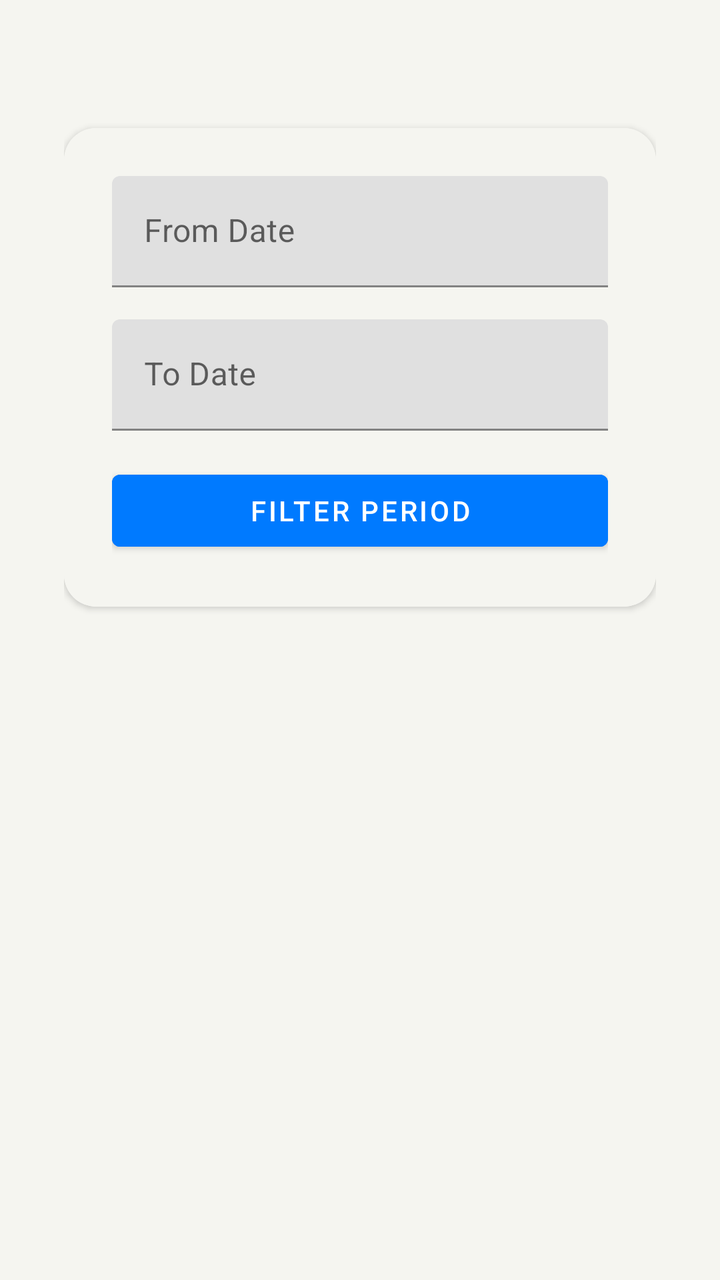
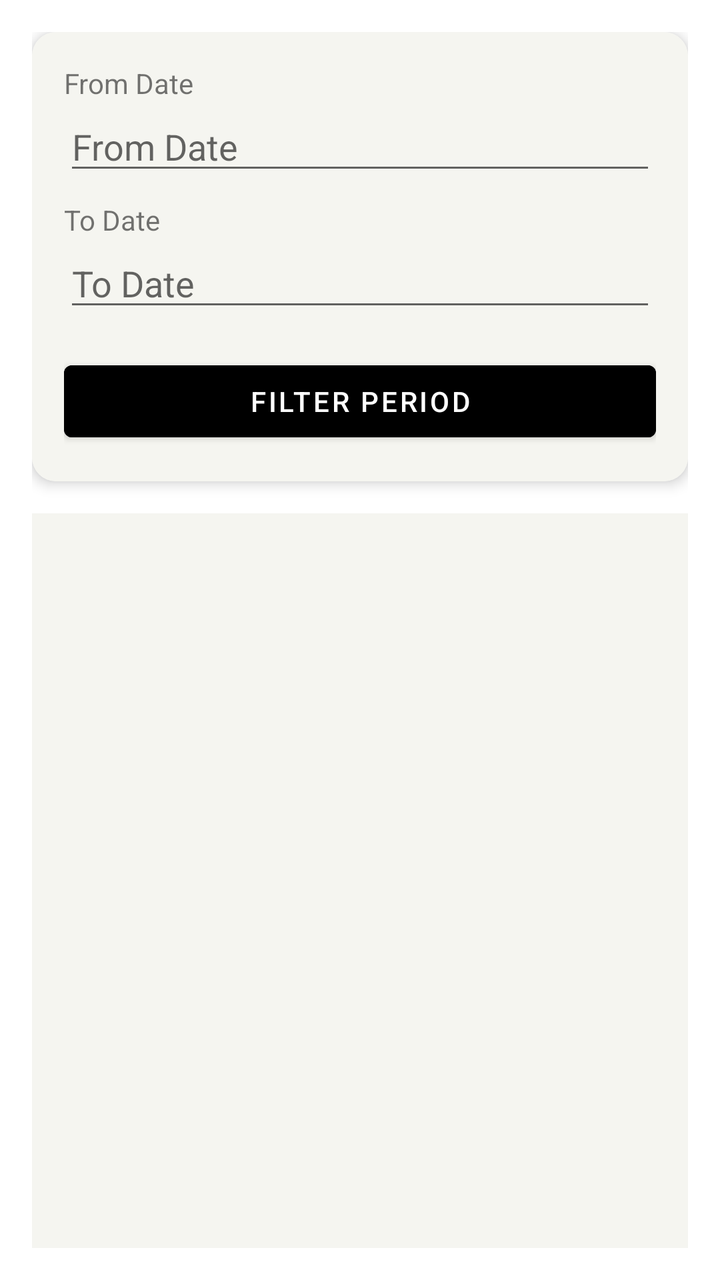

Compare the two renders of this Android layout. The source of the first and the diff that turns it into the second are given below.
<!-- AndroidManifest.xml: application theme Theme.HarmonieBudgetAppKt -->
<!-- res/layout/activity_expense_list.xml -->
<?xml version="1.0" encoding="utf-8"?>
<androidx.constraintlayout.widget.ConstraintLayout
    xmlns:android="http://schemas.android.com/apk/res/android"
    xmlns:app="http://schemas.android.com/apk/res-auto"
    android:layout_width="match_parent"
    android:layout_height="match_parent"
    android:background="#F5F5F0"
    android:padding="32dp">

    
    <androidx.cardview.widget.CardView
        android:id="@+id/card_filter"
        android:layout_width="0dp"
        android:layout_height="wrap_content"
        app:cardCornerRadius="16dp"
        app:layout_constraintTop_toTopOf="parent"
        app:layout_constraintStart_toStartOf="parent"
        app:layout_constraintEnd_toEndOf="parent"
        android:layout_marginTop="32dp">

        <LinearLayout
            android:layout_width="match_parent"
            android:layout_height="wrap_content"
            android:orientation="vertical"
            android:padding="24dp">

            
            <com.google.android.material.textfield.TextInputLayout
                android:id="@+id/til_from_date"
                android:layout_width="match_parent"
                android:layout_height="wrap_content"
                android:hint="@string/hint_from_date">
                <com.google.android.material.textfield.TextInputEditText
                    android:id="@+id/et_from_date"
                    android:layout_width="match_parent"
                    android:layout_height="wrap_content" />
            </com.google.android.material.textfield.TextInputLayout>

            
            <com.google.android.material.textfield.TextInputLayout
                android:id="@+id/til_to_date"
                android:layout_width="match_parent"
                android:layout_height="wrap_content"
                android:layout_marginTop="16dp"
                android:hint="@string/hint_to_date">
                <com.google.android.material.textfield.TextInputEditText
                    android:id="@+id/et_to_date"
                    android:layout_width="match_parent"
                    android:layout_height="wrap_content" />
            </com.google.android.material.textfield.TextInputLayout>

            
            <Button
                android:id="@+id/btn_filter"
                android:layout_width="match_parent"
                android:layout_height="wrap_content"
                android:layout_marginTop="16dp"
                android:text="@string/btn_filter"
                android:backgroundTint="#007AFF"
                android:textColor="#FFFFFF" />

        </LinearLayout>
    </androidx.cardview.widget.CardView>

    
    <androidx.recyclerview.widget.RecyclerView
        android:id="@+id/rv_expenses"
        android:layout_width="0dp"
        android:layout_height="0dp"
        app:layout_constraintTop_toBottomOf="@id/card_filter"
        app:layout_constraintBottom_toBottomOf="parent"
        app:layout_constraintStart_toStartOf="parent"
        app:layout_constraintEnd_toEndOf="parent"
        android:layout_marginTop="16dp" />

</androidx.constraintlayout.widget.ConstraintLayout>
<!-- resources referenced by this layout -->
<resources>
  <string name="btn_filter">Filter Period</string>
  <string name="hint_from_date">From Date</string>
  <string name="hint_to_date">To Date</string>
  <style name="Theme.HarmonieBudgetAppKt" parent="Theme.MaterialComponents.DayNight.NoActionBar">
          <item name="colorPrimary">#007AFF</item>
          <item name="colorPrimaryVariant">#007AFF</item>
          <item name="colorOnPrimary">#FFFFFF</item>
          <item name="colorSecondary">#34C759</item>
          <item name="colorOnSecondary">#FFFFFF</item>
          <item name="android:statusBarColor">#F5F5F0</item>
          <item name="android:windowLightStatusBar">true</item>
          <item name="android:background">#F5F5F0</item>
      </style>
</resources>

<!-- the commit's change to res/layout/activity_expense_list.xml (unified diff, before → after) -->
@@ -4,73 +4,70 @@
     xmlns:app="http://schemas.android.com/apk/res-auto"
     android:layout_width="match_parent"
     android:layout_height="match_parent"
-    android:background="#F5F5F0"
-    android:padding="32dp">
+    android:background="#FFFFFF"
+    android:padding="16dp">
 
     
-    <androidx.cardview.widget.CardView
+    <com.google.android.material.card.MaterialCardView
         android:id="@+id/card_filter"
-        android:layout_width="0dp"
+        android:layout_width="match_parent"
         android:layout_height="wrap_content"
-        app:cardCornerRadius="16dp"
+        app:cardCornerRadius="12dp"
+        app:cardElevation="4dp"
         app:layout_constraintTop_toTopOf="parent"
-        app:layout_constraintStart_toStartOf="parent"
-        app:layout_constraintEnd_toEndOf="parent"
-        android:layout_marginTop="32dp">
+        android:layout_marginBottom="16dp">
 
         <LinearLayout
             android:layout_width="match_parent"
             android:layout_height="wrap_content"
             android:orientation="vertical"
-            android:padding="24dp">
+            android:padding="16dp">
 
-            
-            <com.google.android.material.textfield.TextInputLayout
-                android:id="@+id/til_from_date"
+            <TextView
+                android:layout_width="wrap_content"
+                android:layout_height="wrap_content"
+                android:text="@string/hint_from_date"
+                android:textSize="14sp" />
+
+            <com.google.android.material.textfield.TextInputEditText
+                android:id="@+id/et_from_date"
                 android:layout_width="match_parent"
                 android:layout_height="wrap_content"
-                android:hint="@string/hint_from_date">
-                <com.google.android.material.textfield.TextInputEditText
-                    android:id="@+id/et_from_date"
-                    android:layout_width="match_parent"
-                    android:layout_height="wrap_content" />
-            </com.google.android.material.textfield.TextInputLayout>
+                android:hint="@string/hint_from_date" />
 
-            
-            <com.google.android.material.textfield.TextInputLayout
-                android:id="@+id/til_to_date"
+            <TextView
+                android:layout_width="wrap_content"
+                android:layout_height="wrap_content"
+                android:text="@string/hint_to_date"
+                android:textSize="14sp"
+                android:layout_marginTop="8dp" />
+
+            <com.google.android.material.textfield.TextInputEditText
+                android:id="@+id/et_to_date"
                 android:layout_width="match_parent"
                 android:layout_height="wrap_content"
-                android:layout_marginTop="16dp"
-                android:hint="@string/hint_to_date">
-                <com.google.android.material.textfield.TextInputEditText
-                    android:id="@+id/et_to_date"
-                    android:layout_width="match_parent"
-                    android:layout_height="wrap_content" />
-            </com.google.android.material.textfield.TextInputLayout>
+                android:hint="@string/hint_to_date" />
 
-            
             <Button
                 android:id="@+id/btn_filter"
                 android:layout_width="match_parent"
                 android:layout_height="wrap_content"
-                android:layout_marginTop="16dp"
                 android:text="@string/btn_filter"
-                android:backgroundTint="#007AFF"
-                android:textColor="#FFFFFF" />
+                android:backgroundTint="#000000"
+                android:textColor="#FFFFFF"
+                android:layout_marginTop="16dp" />
 
         </LinearLayout>
-    </androidx.cardview.widget.CardView>
+
+    </com.google.android.material.card.MaterialCardView>
 
     
     <androidx.recyclerview.widget.RecyclerView
         android:id="@+id/rv_expenses"
-        android:layout_width="0dp"
+        android:layout_width="match_parent"
         android:layout_height="0dp"
         app:layout_constraintTop_toBottomOf="@id/card_filter"
         app:layout_constraintBottom_toBottomOf="parent"
-        app:layout_constraintStart_toStartOf="parent"
-        app:layout_constraintEnd_toEndOf="parent"
         android:layout_marginTop="16dp" />
 
 </androidx.constraintlayout.widget.ConstraintLayout>
